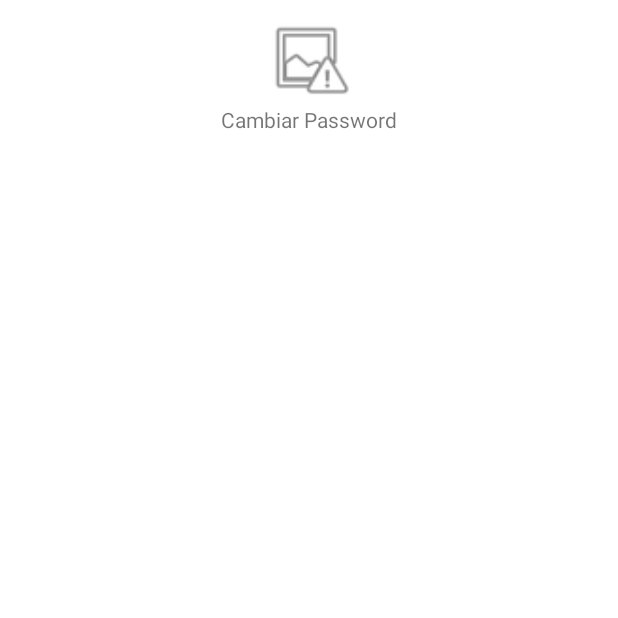
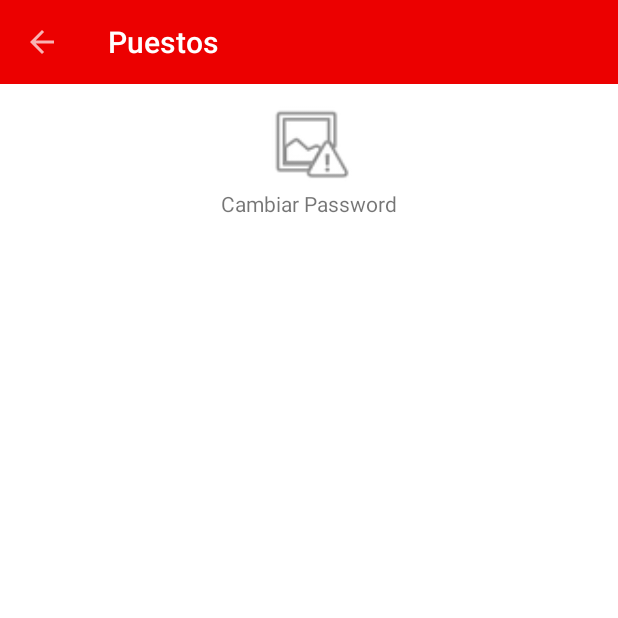
Before and after one commit to ccasanoval/PuestosSan, an Android app: the ConfigurationActivity screen opened directly, with no data from a screen before it, on a phone screen of 412 x 824 dp, the top half of it. Run offline under Robolectric (Android 15) with nearby library versions, the phone set to English and light mode, and no system bars; our stand-ins replace EventBus, Firebase (no records; nobody signed in at launch, a user with empty details on screens opened directly).

Commit message:
Include toolbar on configuration activity

```diff
--- a/app/src/main/java/com/bancosantander/puestos/ui/activities/configuration/ConfigurationActivity.kt
+++ b/app/src/main/java/com/bancosantander/puestos/ui/activities/configuration/ConfigurationActivity.kt
@@ -3,6 +3,8 @@ package com.bancosantander.puestos.ui.activities.configuration
 import android.os.Bundle
 import android.support.design.widget.Snackbar
 import android.support.v7.app.AlertDialog
+import android.support.v7.widget.Toolbar
+import android.view.View
 import com.bancosantander.puestos.R
 import com.bancosantander.puestos.ui.dialogs.ChangePassDialog
 import com.bancosantander.puestos.ui.presenters.ConfigurationPresenter
@@ -24,6 +26,7 @@ class ConfigurationActivity :  BaseMvpActivity<ConfigurationViewContract.View,
         super.onCreate(savedInstanceState)
         setContentView(R.layout.activity_configuration)
         mPresenter.init()
+        setupToolbar()
         btnChangePassword.setOnClickListener{mPresenter.changePassword()}
     }
 
@@ -34,6 +37,13 @@ class ConfigurationActivity :  BaseMvpActivity<ConfigurationViewContract.View,
        ChangePassDialog.newInstance(activity = this,callback={oldPass,newPass->
            mPresenter.callToChangePassword(oldPass,newPass)
        })
+    }
+
+    private fun setupToolbar() {
+        val toolbar = findViewById<View>(R.id.toolbar) as Toolbar
+        setSupportActionBar(toolbar)
+        supportActionBar?.setDisplayHomeAsUpEnabled(true);
+        supportActionBar?.setDisplayShowHomeEnabled(true);
     }
     override fun showErrorMinLenght() {
         Snackbar.make(llConfigurationLayout,"Contraseña no valida, longitud minima 6 caracteres",Snackbar.LENGTH_SHORT).show()
@@ -53,4 +63,9 @@ class ConfigurationActivity :  BaseMvpActivity<ConfigurationViewContract.View,
     override fun hideLoading() {
         super.hideLoadingDialog()
     }
+
+    override fun onSupportNavigateUp(): Boolean {
+        onBackPressed()
+        return true
+    }
 }
--- a/app/src/main/res/layout/activity_configuration.xml
+++ b/app/src/main/res/layout/activity_configuration.xml
@@ -8,6 +8,13 @@
     android:id="@+id/llConfigurationLayout"
     android:background="@android:color/white"
     tools:context="com.bancosantander.puestos.ui.activities.configuration.ConfigurationActivity">
+    <android.support.v7.widget.Toolbar
+        android:id="@+id/toolbar"
+        android:layout_width="match_parent"
+        android:layout_height="?attr/actionBarSize"
+        android:background="@color/colorPrimary"
+        android:theme="@style/ThemeOverlay.AppCompat.Dark"/>
+
     <LinearLayout
         android:id="@+id/btnChangePassword"
         android:layout_width="match_parent"
```
